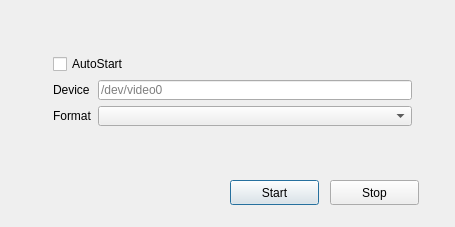
Old version of the form src/v4l2sinkproperties.ui in the repository CatxFish/obs-v4l2sink.
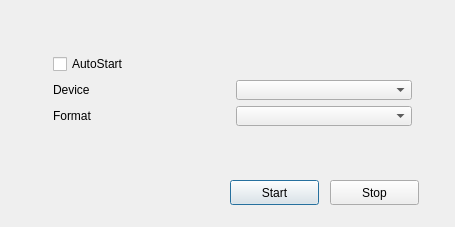
New version of the form.

Commit message: use combobox to select v4l2loopback video device

The edit to the form file:
```diff
--- a/src/v4l2sinkproperties.ui
+++ b/src/v4l2sinkproperties.ui
@@ -79,11 +79,7 @@
       <item>
        <layout class="QVBoxLayout" name="verticalLayout">
         <item>
-         <widget class="QLineEdit" name="lineEdit_dev">
-          <property name="placeholderText">
-           <string>/dev/video0</string>
-          </property>
-         </widget>
+         <widget class="QComboBox" name="comboBox_device"/>
         </item>
         <item>
          <widget class="QComboBox" name="comboBox_format"/>
```
The commit also changes 2 other files.
